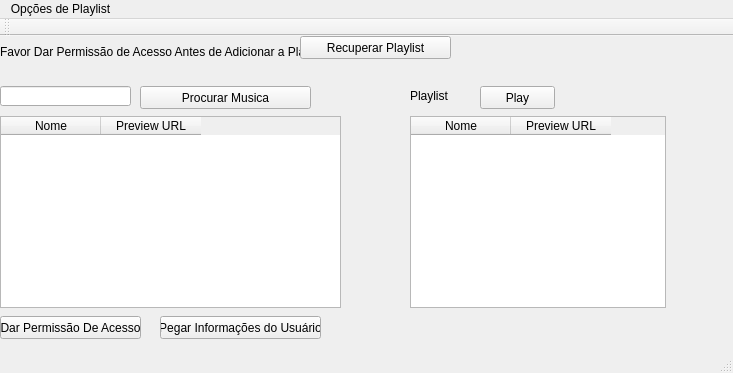
Qt form mainwindow.ui (supaidaman/Spotify-Player) before a commit.
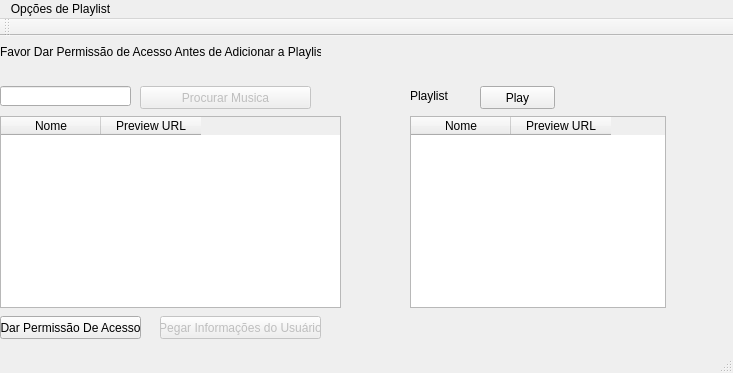
The same form after that commit.

Commit message:
Salvar playlist
Salvando playlsit em txt simples

```diff
--- a/mainwindow.ui
+++ b/mainwindow.ui
@@ -41,6 +41,9 @@
     </property>
    </widget>
    <widget class="QPushButton" name="retrieveUserInfoButton">
+    <property name="enabled">
+     <bool>false</bool>
+    </property>
     <property name="geometry">
      <rect>
       <x>160</x>
@@ -53,19 +56,6 @@
      <string>Pegar Informações do Usuário</string>
     </property>
    </widget>
-   <widget class="QPushButton" name="recoverUserPlaylist">
-    <property name="geometry">
-     <rect>
-      <x>300</x>
-      <y>0</y>
-      <width>151</width>
-      <height>23</height>
-     </rect>
-    </property>
-    <property name="text">
-     <string>Recuperar Playlist</string>
-    </property>
-   </widget>
    <widget class="QTableWidget" name="tableWidget">
     <property name="geometry">
      <rect>
@@ -87,6 +77,9 @@
     </column>
    </widget>
    <widget class="QPushButton" name="searchButton">
+    <property name="enabled">
+     <bool>false</bool>
+    </property>
     <property name="geometry">
      <rect>
       <x>140</x>
```
The commit also changes 2 other files.
